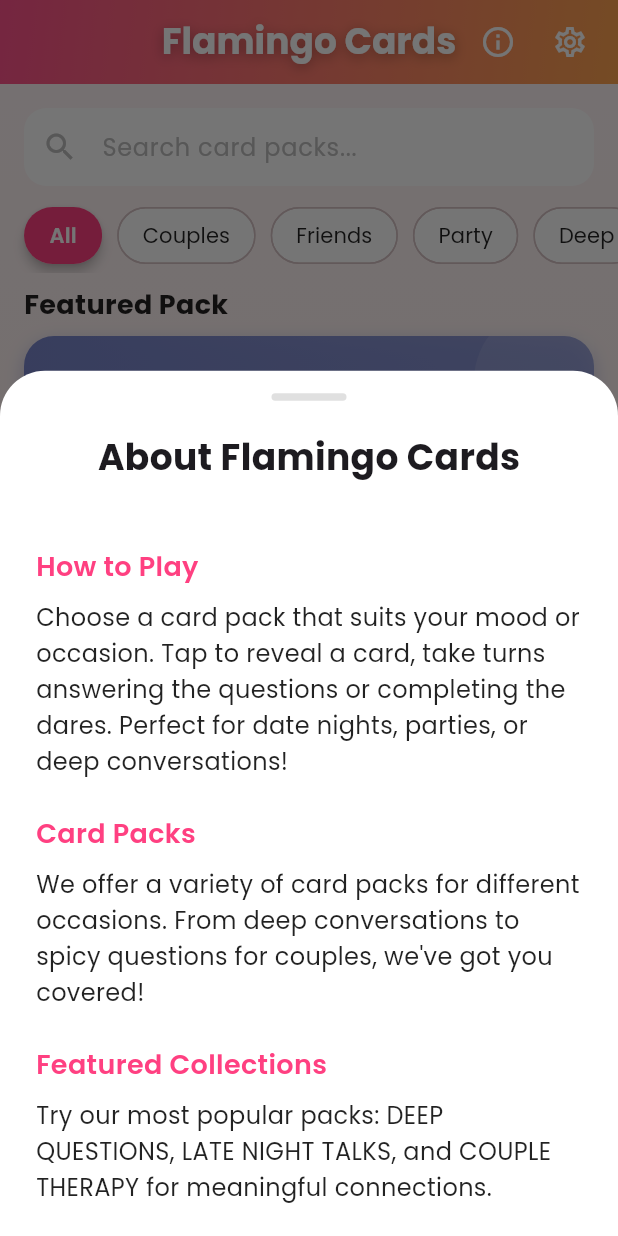
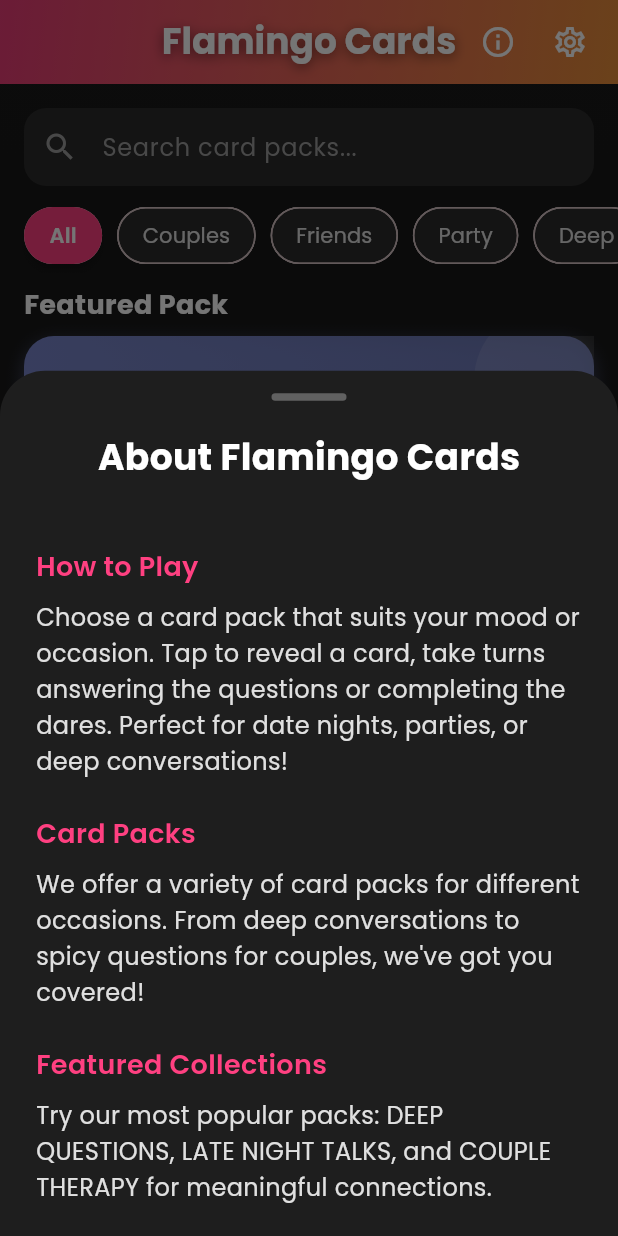
Before and after one commit to otmanik/flamingo_cards, a Flutter app: the PackSelectionScreen screen opened directly, after a tap on the "info outline" icon, on a phone screen of 412 x 824 dp. Run offline on Flutter 3.47's test engine with Material 3 defaults, Android fonts, the phone set to English and light mode, and no system bars; our stand-ins replace confetti, flutter_staggered_animations, google_fonts, lottie, package_info_plus, share_plus and 2 more; accounts and stored records are empty.

Commit message:
Dark theme support for the pack selection screen.

```diff
--- a/lib/screens/pack_selection_screen.dart
+++ b/lib/screens/pack_selection_screen.dart
@@ -99,12 +99,16 @@ class _PackSelectionScreenState extends State<PackSelectionScreen>
       context: context,
       builder:
           (ctx) => AlertDialog(
+            backgroundColor: const Color(0xFF2C2C2C),
             shape: RoundedRectangleBorder(
               borderRadius: BorderRadius.circular(20),
             ),
             title: Text(
               'Coming Soon!',
-              style: GoogleFonts.poppins(fontWeight: FontWeight.bold),
+              style: GoogleFonts.poppins(
+                fontWeight: FontWeight.bold,
+                color: Colors.white,
+              ),
             ),
             content: Column(
               mainAxisSize: MainAxisSize.min,
@@ -113,7 +117,7 @@ class _PackSelectionScreenState extends State<PackSelectionScreen>
                 const SizedBox(height: 16),
                 Text(
                   'The "${pack.name}" pack is currently in development and will be available soon!',
-                  style: GoogleFonts.poppins(),
+                  style: GoogleFonts.poppins(color: Colors.white70),
                   textAlign: TextAlign.center,
                 ),
               ],
@@ -137,7 +141,7 @@ class _PackSelectionScreenState extends State<PackSelectionScreen>
           (ctx) => Container(
             height: MediaQuery.of(context).size.height * 0.7,
             decoration: const BoxDecoration(
-              color: Colors.white,
+              color: Color(0xFF1E1E1E),
               borderRadius: BorderRadius.only(
                 topLeft: Radius.circular(30),
                 topRight: Radius.circular(30),
@@ -150,7 +154,7 @@ class _PackSelectionScreenState extends State<PackSelectionScreen>
                   height: 5,
                   margin: const EdgeInsets.only(top: 15, bottom: 20),
                   decoration: BoxDecoration(
-                    color: Colors.grey[300],
+                    color: Colors.grey[700],
                     borderRadius: BorderRadius.circular(10),
                   ),
                 ),
@@ -159,6 +163,7 @@ class _PackSelectionScreenState extends State<PackSelectionScreen>
                   style: GoogleFonts.poppins(
                     fontSize: 24,
                     fontWeight: FontWeight.bold,
+                    color: Colors.white,
                   ),
                 ),
                 const SizedBox(height: 20),
@@ -209,7 +214,7 @@ class _PackSelectionScreenState extends State<PackSelectionScreen>
             content,
             style: GoogleFonts.poppins(
               fontSize: 16,
-              color: Colors.black87,
+              color: Colors.grey[300],
               height: 1.5,
             ),
           ),
@@ -253,7 +258,7 @@ class _PackSelectionScreenState extends State<PackSelectionScreen>
               shadows: [
                 Shadow(
                   blurRadius: 10.0,
-                  color: Colors.black.withOpacity(0.3),
+                  color: Colors.black.withOpacity(0.5),
                   offset: const Offset(0, 2),
                 ),
               ],
@@ -290,7 +295,7 @@ class _PackSelectionScreenState extends State<PackSelectionScreen>
             gradient: LinearGradient(
               begin: Alignment.topCenter,
               end: Alignment.bottomCenter,
-              colors: [Color(0xFFFFF5F7), Color(0xFFFFF0EA)],
+              colors: [Color(0xFF1A1A1A), Color(0xFF121212)],
             ),
           ),
           child:
@@ -303,17 +308,18 @@ class _PackSelectionScreenState extends State<PackSelectionScreen>
                           padding: const EdgeInsets.fromLTRB(16, 16, 16, 8),
                           child: TextField(
                             controller: _searchController,
+                            style: GoogleFonts.poppins(color: Colors.white),
                             decoration: InputDecoration(
                               hintText: 'Search card packs...',
                               hintStyle: GoogleFonts.poppins(
-                                color: Colors.grey[400],
+                                color: Colors.grey[500],
                               ),
                               prefixIcon: Icon(
                                 Icons.search,
-                                color: Colors.grey[400],
+                                color: Colors.grey[500],
                               ),
                               filled: true,
-                              fillColor: Colors.white,
+                              fillColor: const Color(0xFF2C2C2C),
                               border: OutlineInputBorder(
                                 borderRadius: BorderRadius.circular(15),
                                 borderSide: BorderSide.none,
@@ -373,10 +379,10 @@ class _PackSelectionScreenState extends State<PackSelectionScreen>
                                       color:
                                           isSelected
                                               ? Colors.white
-                                              : Colors.black87,
+                                              : Colors.grey[300],
                                     ),
                                   ),
-                                  backgroundColor: Colors.white,
+                                  backgroundColor: const Color(0xFF2C2C2C),
                                   selectedColor: const Color(0xFFFF4081),
                                   showCheckmark: false,
                                   elevation: isSelected ? 3 : 1,
@@ -491,7 +497,7 @@ class _PackSelectionScreenState extends State<PackSelectionScreen>
             style: GoogleFonts.poppins(
               fontSize: 18,
               fontWeight: FontWeight.bold,
-              color: Colors.black87,
+              color: Colors.white,
             ),
           ),
           const SizedBox(height: 8),
@@ -613,20 +619,20 @@ class _PackSelectionScreenState extends State<PackSelectionScreen>
       child: Column(
         mainAxisAlignment: MainAxisAlignment.center,
         children: [
-          Icon(Icons.search_off_rounded, size: 70, color: Colors.grey[400]),
+          Icon(Icons.search_off_rounded, size: 70, color: Colors.grey[600]),
           const SizedBox(height: 16),
           Text(
             'No card packs found',
             style: GoogleFonts.poppins(
               fontSize: 18,
               fontWeight: FontWeight.w600,
-              color: Colors.grey[700],
+              color: Colors.grey[300],
             ),
           ),
           const SizedBox(height: 8),
           Text(
             'Try a different search term or category',
-            style: GoogleFonts.poppins(fontSize: 14, color: Colors.grey[600]),
+            style: GoogleFonts.poppins(fontSize: 14, color: Colors.grey[400]),
           ),
         ],
       ),
@@ -647,11 +653,11 @@ class PackCard extends StatelessWidget {
       onTap: onTap,
       child: Container(
         decoration: BoxDecoration(
-          color: Colors.white,
+          color: const Color(0xFF2C2C2C),
           borderRadius: BorderRadius.circular(20),
           boxShadow: [
             BoxShadow(
-              color: pack.color.withOpacity(0.3),
+              color: Colors.black.withOpacity(0.3),
               blurRadius: 15,
               offset: const Offset(0, 8),
             ),
@@ -666,7 +672,7 @@ class PackCard extends StatelessWidget {
                 right: -20,
                 top: -20,
                 child: Opacity(
-                  opacity: 0.1,
+                  opacity: 0.15,
                   child: Container(
                     width: 100,
                     height: 100,
@@ -681,7 +687,7 @@ class PackCard extends StatelessWidget {
                 left: -30,
                 bottom: -30,
                 child: Opacity(
-                  opacity: 0.08,
+                  opacity: 0.1,
                   child: Container(
                     width: 80,
                     height: 80,
@@ -727,7 +733,7 @@ class PackCard extends StatelessWidget {
                       style: GoogleFonts.poppins(
                         fontWeight: FontWeight.bold,
                         fontSize: 16,
-                        color: Colors.black87,
+                        color: Colors.white,
                       ),
                       maxLines: 1,
                       overflow: TextOverflow.ellipsis,
@@ -740,7 +746,7 @@ class PackCard extends StatelessWidget {
                         pack.description,
                         style: GoogleFonts.poppins(
                           fontSize: 12,
-                          color: Colors.black54,
+                          color: Colors.grey[400],
                           height: 1.4,
                         ),
                         maxLines: 3,
@@ -758,7 +764,7 @@ class PackCard extends StatelessWidget {
                             vertical: 3,
                           ),
                           decoration: BoxDecoration(
-                            color: pack.color.withOpacity(0.1),
+                            color: pack.color.withOpacity(0.2),
                             borderRadius: BorderRadius.circular(10),
                           ),
                           child: Text(
@@ -786,7 +792,7 @@ class PackCard extends StatelessWidget {
                 Positioned.fill(
                   child: Container(
                     decoration: BoxDecoration(
-                      color: Colors.black.withOpacity(0.1),
+                      color: Colors.black.withOpacity(0.5),
                       borderRadius: BorderRadius.circular(20),
                     ),
                     child: Center(
```
